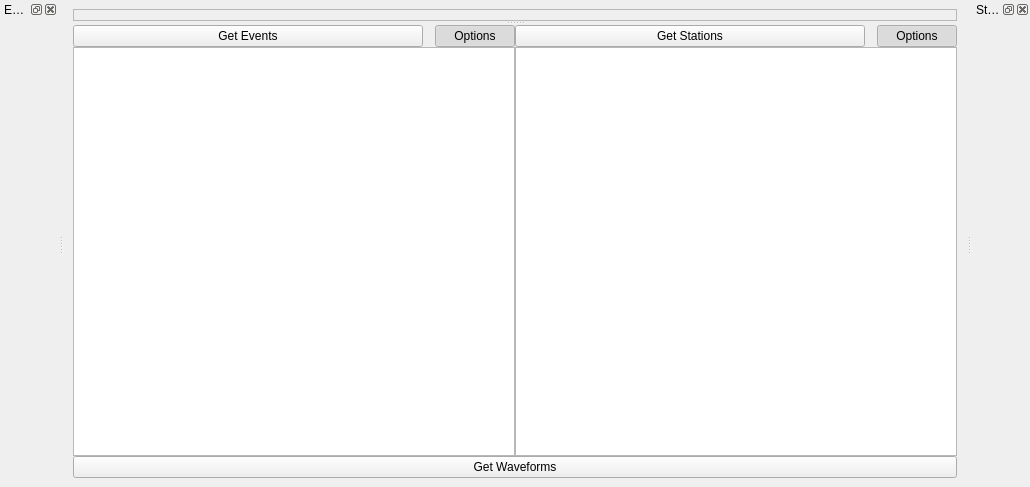
The window that pyweed/gui/uic/MainWindow.ui (iris-edu/pyweed) describes before a commit, drawn with Qt 5.
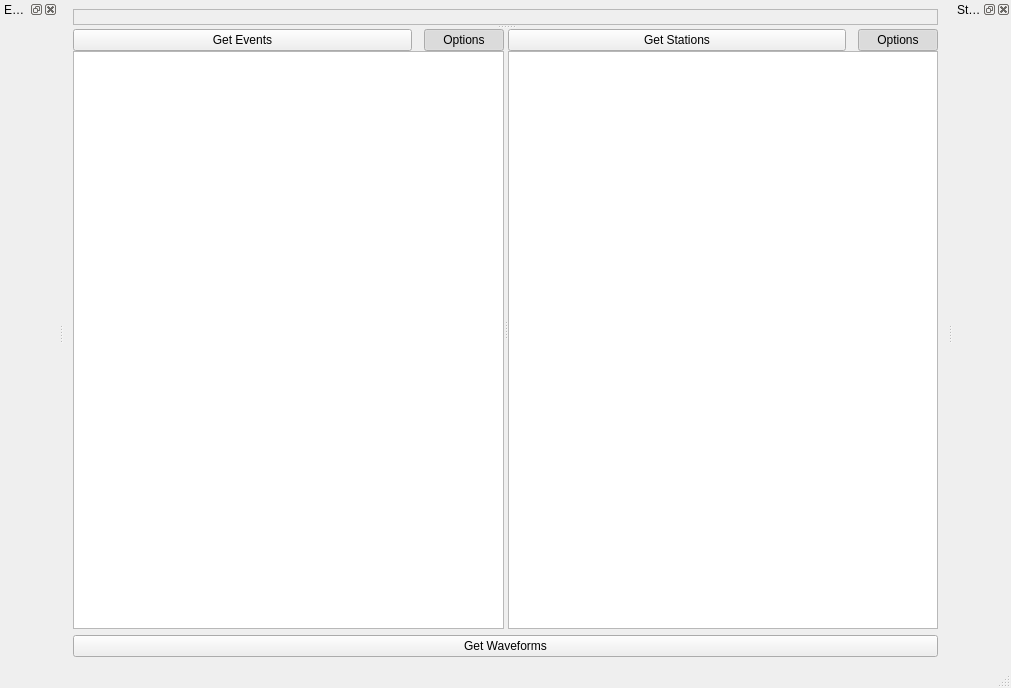
The same window after the commit. Custom widgets are drawn as their Qt base class.

The edit to the form file:
```diff
--- a/pyweed/gui/uic/MainWindow.ui
+++ b/pyweed/gui/uic/MainWindow.ui
@@ -6,13 +6,16 @@
    <rect>
     <x>0</x>
     <y>0</y>
-    <width>1030</width>
-    <height>487</height>
+    <width>1011</width>
+    <height>688</height>
    </rect>
   </property>
   <property name="windowTitle">
    <string>MainWindow</string>
   </property>
+  <property name="styleSheet">
+   <string notr="true">QTableView { gridline-color: gray }</string>
+  </property>
   <widget class="QWidget" name="centralwidget">
    <layout class="QVBoxLayout" name="verticalLayout">
     <item>
@@ -53,10 +56,7 @@
        </layout>
       </widget>
       <widget class="QWidget" name="eventAndStationWidget" native="true">
-       <layout class="QVBoxLayout" name="verticalLayout_4">
-        <property name="spacing">
-         <number>0</number>
-        </property>
+       <layout class="QVBoxLayout" name="verticalLayout_3" stretch="1,0">
         <property name="leftMargin">
          <number>0</number>
         </property>
@@ -67,12 +67,30 @@
          <number>0</number>
         </property>
         <item>
-         <layout class="QHBoxLayout" name="eventAndStationLayout">
-          <item>
+         <widget class="QSplitter" name="splitter_2">
+          <property name="frameShape">
+           <enum>QFrame::NoFrame</enum>
+          </property>
+          <property name="orientation">
+           <enum>Qt::Horizontal</enum>
+          </property>
+          <widget class="QWidget" name="eventsWidget" native="true">
            <layout class="QVBoxLayout" name="eventsLayout">
             <property name="spacing">
              <number>0</number>
             </property>
+            <property name="leftMargin">
+             <number>0</number>
+            </property>
+            <property name="topMargin">
+             <number>0</number>
+            </property>
+            <property name="rightMargin">
+             <number>0</number>
+            </property>
+            <property name="bottomMargin">
+             <number>0</number>
+            </property>
             <item>
              <layout class="QHBoxLayout" name="eventsButtonLayout">
               <property name="spacing">
@@ -114,18 +132,36 @@
               <property name="selectionBehavior">
                <enum>QAbstractItemView::SelectRows</enum>
               </property>
+              <property name="showGrid">
+               <bool>false</bool>
+              </property>
               <property name="sortingEnabled">
                <bool>true</bool>
               </property>
+              <attribute name="horizontalHeaderStretchLastSection">
+               <bool>true</bool>
+              </attribute>
              </widget>
             </item>
            </layout>
-          </item>
-          <item>
+          </widget>
+          <widget class="QWidget" name="stationsWidget" native="true">
            <layout class="QVBoxLayout" name="stationsLayout">
             <property name="spacing">
              <number>0</number>
             </property>
+            <property name="leftMargin">
+             <number>0</number>
+            </property>
+            <property name="topMargin">
+             <number>0</number>
+            </property>
+            <property name="rightMargin">
+             <number>0</number>
+            </property>
+            <property name="bottomMargin">
+             <number>0</number>
+            </property>
             <item>
              <layout class="QHBoxLayout" name="stationsButtonLayout">
               <property name="spacing">
@@ -167,14 +203,20 @@
               <property name="selectionBehavior">
                <enum>QAbstractItemView::SelectRows</enum>
               </property>
+              <property name="showGrid">
+               <bool>false</bool>
+              </property>
               <property name="sortingEnabled">
                <bool>true</bool>
               </property>
+              <attribute name="horizontalHeaderStretchLastSection">
+               <bool>true</bool>
+              </attribute>
              </widget>
             </item>
            </layout>
-          </item>
-         </layout>
+          </widget>
+         </widget>
         </item>
         <item>
          <layout class="QHBoxLayout" name="waveformButtonLayout">
@@ -229,6 +271,7 @@
    </attribute>
    <widget class="QWidget" name="dockWidgetContents_2"/>
   </widget>
+  <widget class="QStatusBar" name="statusBar"/>
  </widget>
  <customwidgets>
   <customwidget>
```
Left out of the diff: 4 changed lines with no effect on the pictures.
